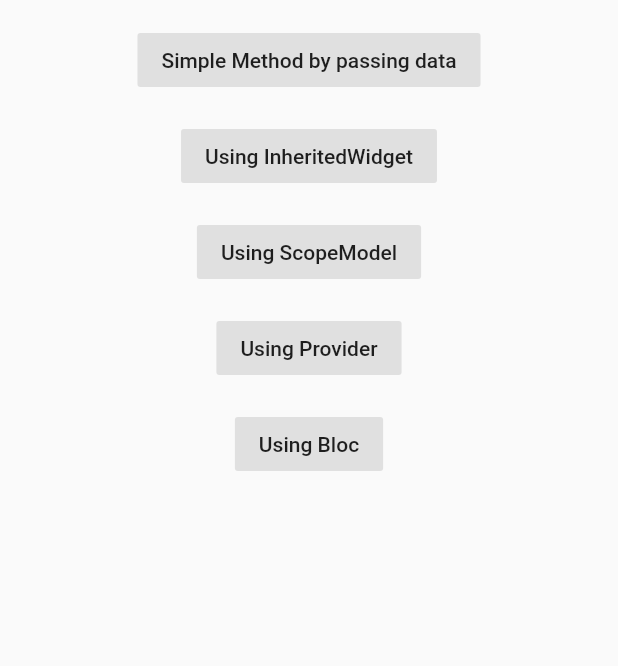
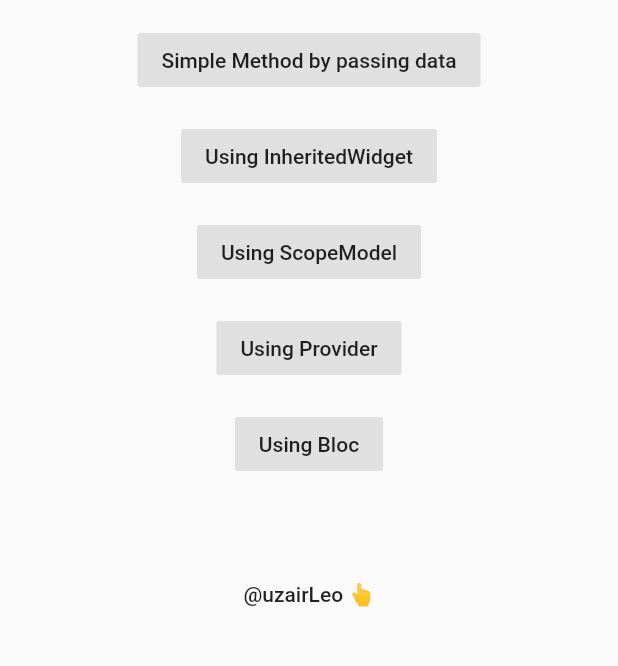
Before and after one commit to uzairleo/stateManagement_techniques, a Flutter app: the screen it shows after launch, on a phone screen of 412 x 824 dp, the part 216-882 px from its top. Run offline on Flutter 3.47's test engine with Material 2 defaults, Android fonts, the phone set to English and light mode, and no system bars.

Commit message:
minor changes

```diff
--- a/lib/main.dart
+++ b/lib/main.dart
@@ -4,6 +4,7 @@ import 'package:statemanagement_techniques/Screens/InheritedWidget_ex.dart';
 import 'package:statemanagement_techniques/Screens/Provider_ex.dart';
 import 'package:statemanagement_techniques/Screens/ScopeModel_ex.dart';
 import 'package:statemanagement_techniques/Screens/SimpleStateManag_ex.dart';
+import 'package:url_launcher/url_launcher.dart';
 
 void main() {
   runApp(StatemangExample());
@@ -57,8 +58,7 @@ class DashBoard extends StatelessWidget {
             ),
             _buttonWidget(
                 context: context, title: "Using Bloc", screen: BLocEx()),
-
-            // info(),
+            info(context),
           ],
         ),
       ),
@@ -86,4 +86,31 @@ class DashBoard extends StatelessWidget {
       builder: (context) => (navigatedScreen),
     ));
   }
+
+  info(var context) {
+    return GestureDetector(
+      onTap: () {
+        launchUrl("https://github.com/uzairleo/stateManagement_techniques");
+      },
+      child: Padding(
+        padding: const EdgeInsets.all(8.0).copyWith(top: 60),
+        child: Text(
+          "@uzairLeo 👆",
+          style: Theme.of(context).textTheme.bodyText1,
+        ),
+      ),
+    );
+  }
+
+  Future<void> launchUrl(String url) async {
+    if ( await canLaunch(url)) {
+      await launch(
+        url,
+        forceWebView: true,
+      );
+    } else {
+      throw "Unable to load url";
+      // print("Unable to load url");
+    }
+  }
 }
--- a/pubspec.yaml
+++ b/pubspec.yaml
@@ -25,6 +25,7 @@ dependencies:
     sdk: flutter
   provider: ^4.1.3
   scoped_model: ^1.0.1
+  url_launcher: ^5.4.11
 
 
   # The following adds the Cupertino Icons font to your application.
```
Also changed, not shown: pubspec.lock.
